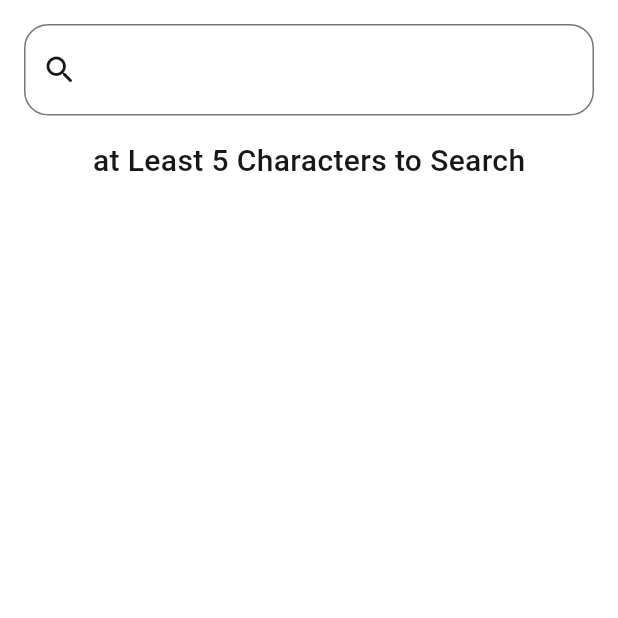
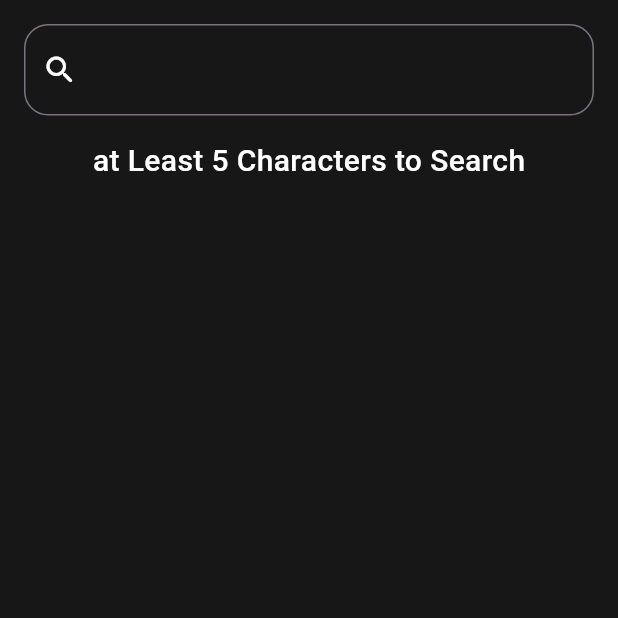
Before and after one commit to Ibrram/news_app_task, a Flutter app: the SearchScreen screen opened by its route, on a phone screen of 412 x 824 dp, the top half of it. Run offline on Flutter 3.47's test engine with Material 3 defaults, Android fonts, the phone set to English and light mode, and no system bars.

Commit message:
enable dark mode with switcher dropdown menu

```diff
--- a/lib/api/contstants.dart
+++ b/lib/api/contstants.dart
@@ -2,5 +2,5 @@ abstract class Contstants {
   static const String domain = "newsapi.org";
   // 42497068f4f5425098a8ccdc70d31913 [main key]
   // c8c6e5ee99f6484bb3762abac84c98c3 [another key]
-  static const String apiKey = "c8c6e5ee99f6484bb3762abac84c98c3";
+  static const String apiKey = "42497068f4f5425098a8ccdc70d31913";
 }
--- a/lib/core/providers/app_provider.dart
+++ b/lib/core/providers/app_provider.dart
@@ -5,7 +5,7 @@ class AppProvider extends ChangeNotifier {
   Locale _locale = const Locale('en');
   Locale get locale => _locale;
   // theme
-  ThemeMode _theme = ThemeMode.light;
+  ThemeMode _theme = ThemeMode.dark;
   ThemeMode get theme => _theme;
 
   void changeTheme(ThemeMode theme) {
--- a/lib/core/theme_manager/app_theme_manager.dart
+++ b/lib/core/theme_manager/app_theme_manager.dart
@@ -42,4 +42,42 @@ class AppThemeManager {
       ),
     ),
   );
+  static ThemeData dark = ThemeData(
+    scaffoldBackgroundColor: ColorsPalette.primaryBlackColor,
+    appBarTheme: AppBarTheme(
+      centerTitle: true,
+      scrolledUnderElevation: 0,
+      backgroundColor: ColorsPalette.primaryBlackColor,
+      foregroundColor: ColorsPalette.scaffoldBackground,
+      actionsPadding: const EdgeInsets.all(16),
+      actionsIconTheme: IconThemeData(color: ColorsPalette.scaffoldBackground),
+    ),
+    textTheme: TextTheme(
+      bodyLarge: TextStyle(
+        fontSize: 24,
+        fontWeight: FontWeight.w500,
+        color: ColorsPalette.scaffoldBackground,
+      ),
+      bodyMedium: TextStyle(
+        fontSize: 20,
+        fontWeight: FontWeight.w500,
+        color: ColorsPalette.scaffoldBackground,
+      ),
+      bodySmall: TextStyle(
+        fontSize: 16,
+        fontWeight: FontWeight.bold,
+        color: ColorsPalette.scaffoldBackground,
+      ),
+      displayMedium: TextStyle(
+        fontSize: 14,
+        fontWeight: FontWeight.w500,
+        color: ColorsPalette.scaffoldBackground,
+      ),
+      displaySmall: TextStyle(
+        fontSize: 12,
+        fontWeight: FontWeight.w500,
+        color: ColorsPalette.scaffoldBackground,
+      ),
+    ),
+  );
 }
--- a/lib/main.dart
+++ b/lib/main.dart
@@ -23,7 +23,9 @@ class MainApp extends StatelessWidget {
   Widget build(BuildContext context) {
     AppProvider provider = Provider.of<AppProvider>(context);
     return MaterialApp(
-      theme: AppThemeManager.light,
+      theme: provider.theme == ThemeMode.light
+          ? AppThemeManager.light
+          : AppThemeManager.dark,
       themeMode: provider.theme,
       initialRoute: RoutesName.splash,
       onGenerateRoute: AppRoutes.onGenerateRoutes,
--- a/lib/modules/search/search_screen.dart
+++ b/lib/modules/search/search_screen.dart
@@ -1,8 +1,10 @@
 import 'package:flutter/material.dart';
 import 'package:news_app_task/api/requests.dart';
 import 'package:news_app_task/core/models/article_model.dart';
+import 'package:news_app_task/core/providers/app_provider.dart';
 import 'package:news_app_task/core/theme_manager/colors_palette.dart';
 import 'package:news_app_task/modules/home/widgets/article_card_widget.dart';
+import 'package:provider/provider.dart';
 
 import '../../l10n/app_localizations.dart';
 
@@ -24,6 +26,7 @@ class _SearchScreenState extends State<SearchScreen> {
   Widget build(BuildContext context) {
     var theme = Theme.of(context);
     AppLocalizations lang = AppLocalizations.of(context)!;
+    AppProvider provider = Provider.of<AppProvider>(context);
     return Scaffold(
       body: SafeArea(
         child: Padding(
@@ -43,21 +46,37 @@ class _SearchScreenState extends State<SearchScreen> {
                     getArtciles();
                   }
                 },
+                onTapOutside: (_) {
+                  FocusScope.of(context).unfocus();
+                },
                 decoration: InputDecoration(
-                  prefixIcon: const Icon(
+                  prefixIcon: Icon(
                     Icons.search_rounded,
                     size: 24,
-                    color: ColorsPalette.primaryBlackColor,
+                    color: (provider.theme == ThemeMode.light)
+                        ? ColorsPalette.primaryBlackColor
+                        : ColorsPalette.scaffoldBackground,
                   ),
                   contentPadding: const EdgeInsets.all(16),
+                  hintStyle: theme.textTheme.bodyMedium?.copyWith(
+                    color: (provider.theme == ThemeMode.light)
+                        ? ColorsPalette.primaryBlackColor
+                        : ColorsPalette.scaffoldBackground,
+                  ),
                   border: OutlineInputBorder(
                     borderRadius: BorderRadius.circular(16),
-                    borderSide: const BorderSide(
-                      color: ColorsPalette.primaryBlackColor,
+                    borderSide: BorderSide(
+                      color: (provider.theme == ThemeMode.light)
+                          ? ColorsPalette.primaryBlackColor
+                          : ColorsPalette.scaffoldBackground,
                     ),
                   ),
                 ),
-                style: theme.textTheme.bodyMedium,
+                style: theme.textTheme.bodyMedium?.copyWith(
+                  color: (provider.theme == ThemeMode.light)
+                      ? ColorsPalette.primaryBlackColor
+                      : ColorsPalette.scaffoldBackground,
+                ),
               ),
               if (query == null || query!.length < 5)
                 Center(child: Text(lang.search_query_condition))
@@ -85,8 +104,10 @@ class _SearchScreenState extends State<SearchScreen> {
                             backgroundColor: Colors.transparent,
                             shadowColor: Colors.transparent,
                             shape: ContinuousRectangleBorder(
-                              side: const BorderSide(
-                                color: ColorsPalette.primaryBlackColor,
+                              side: BorderSide(
+                                color: (provider.theme == ThemeMode.light)
+                                    ? ColorsPalette.primaryBlackColor
+                                    : ColorsPalette.scaffoldBackground,
                               ),
                               borderRadius: BorderRadius.circular(16),
                             ),
@@ -100,7 +121,10 @@ class _SearchScreenState extends State<SearchScreen> {
                                       height: 20,
                                       child: CircularProgressIndicator(),
                                     )
-                                  : Text(lang.load_more_button),
+                                  : Text(
+                                      lang.load_more_button,
+                                      style: theme.textTheme.bodySmall,
+                                    ),
                             ),
                           ),
                         );
```
Also changed, not shown: lib/modules/home/pages/home_list_news_widget.dart (+11 -3 lines), lib/modules/home/widgets/article_card_widget.dart (+11 -2 lines), lib/modules/home/widgets/drawer_widget.dart (+10 -3 lines), lib/modules/splash/splash_screen.dart (+12 -2 lines).
